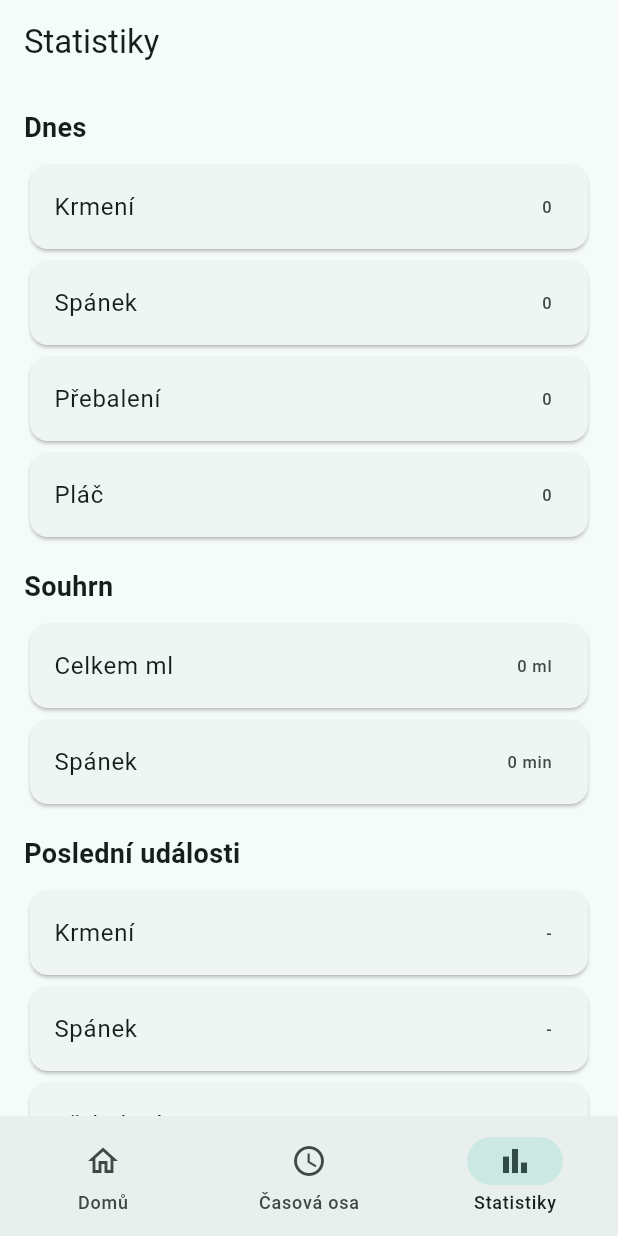
After one commit to decrid/bebia, a Flutter app: the screen it shows after launch, item 3 of the bottom bar chosen, on a phone screen of 412 x 824 dp. The commit adds this screen. Run offline on Flutter 3.47's test engine with Material 3 defaults, Android fonts, the phone set to English and light mode, and no system bars; our stand-ins replace isar_community; accounts and stored records are empty; generated files the repository leaves out were written again.

Commit message:
feat: add basic daily statistics screen

```diff
--- /dev/null
+++ b/lib/features/statistics/statistics_screen.dart
@@ -0,0 +1,192 @@
+import 'package:flutter/material.dart';
+import '../../core/app_services.dart';
+import '../timeline/timeline_item.dart';
+
+class StatisticsScreen extends StatefulWidget {
+  const StatisticsScreen({super.key});
+
+  @override
+  State<StatisticsScreen> createState() => _StatisticsScreenState();
+}
+
+class _StatisticsScreenState extends State<StatisticsScreen> {
+  late Future<_Stats> _future;
+
+  @override
+  void initState() {
+    super.initState();
+    _future = _loadStats();
+  }
+
+  Future<_Stats> _loadStats() async {
+    final items = await AppServices.timelineRepository.getAll();
+
+    final now = DateTime.now();
+    final todayStart = DateTime(now.year, now.month, now.day);
+
+    final todayItems = items
+        .where((e) => e.time.isAfter(todayStart))
+        .toList();
+
+    int feedingCount = 0;
+    int sleepCount = 0;
+    int diaperCount = 0;
+    int cryingCount = 0;
+
+    int totalMl = 0;
+    int totalSleepMinutes = 0;
+
+    TimelineItem? lastFeeding;
+    TimelineItem? lastSleep;
+    TimelineItem? lastDiaper;
+    TimelineItem? lastCrying;
+
+    for (final item in todayItems) {
+      switch (item.type) {
+        case EventType.feeding:
+          feedingCount++;
+          if (item.feedingAmountMl != null) {
+            totalMl += item.feedingAmountMl!;
+          }
+          lastFeeding ??= item;
+          break;
+
+        case EventType.sleep:
+          sleepCount++;
+          if (item.sleepDurationMinutes != null) {
+            totalSleepMinutes += item.sleepDurationMinutes!;
+          }
+          lastSleep ??= item;
+          break;
+
+        case EventType.diaper:
+          diaperCount++;
+          lastDiaper ??= item;
+          break;
+
+        case EventType.crying:
+          cryingCount++;
+          lastCrying ??= item;
+          break;
+      }
+    }
+
+    return _Stats(
+      feedingCount: feedingCount,
+      sleepCount: sleepCount,
+      diaperCount: diaperCount,
+      cryingCount: cryingCount,
+      totalMl: totalMl,
+      totalSleepMinutes: totalSleepMinutes,
+      lastFeeding: lastFeeding,
+      lastSleep: lastSleep,
+      lastDiaper: lastDiaper,
+      lastCrying: lastCrying,
+    );
+  }
+
+  @override
+  Widget build(BuildContext context) {
+    return Scaffold(
+      appBar: AppBar(title: const Text('Statistiky')),
+      body: FutureBuilder<_Stats>(
+        future: _future,
+        builder: (context, snapshot) {
+          if (!snapshot.hasData) {
+            return const Center(child: CircularProgressIndicator());
+          }
+
+          final stats = snapshot.data!;
+
+          return ListView(
+            padding: const EdgeInsets.all(16),
+            children: [
+              _sectionTitle('Dnes'),
+
+              _statTile('Krmení', stats.feedingCount.toString()),
+              _statTile('Spánek', stats.sleepCount.toString()),
+              _statTile('Přebalení', stats.diaperCount.toString()),
+              _statTile('Pláč', stats.cryingCount.toString()),
+
+              const SizedBox(height: 16),
+
+              _sectionTitle('Souhrn'),
+
+              _statTile('Celkem ml', '${stats.totalMl} ml'),
+              _statTile(
+                'Spánek',
+                '${stats.totalSleepMinutes} min',
+              ),
+
+              const SizedBox(height: 16),
+
+              _sectionTitle('Poslední události'),
+
+              _lastItem('Krmení', stats.lastFeeding),
+              _lastItem('Spánek', stats.lastSleep),
+              _lastItem('Přebalení', stats.lastDiaper),
+              _lastItem('Pláč', stats.lastCrying),
+            ],
+          );
+        },
+      ),
+    );
+  }
+
+  Widget _sectionTitle(String text) {
+    return Padding(
+      padding: const EdgeInsets.only(bottom: 8),
+      child: Text(
+        text,
+        style: const TextStyle(fontSize: 18, fontWeight: FontWeight.w600),
+      ),
+    );
+  }
+
+  Widget _statTile(String title, String value) {
+    return Card(
+      child: ListTile(
+        title: Text(title),
+        trailing: Text(value),
+      ),
+    );
+  }
+
+  Widget _lastItem(String label, TimelineItem? item) {
+    if (item == null) {
+      return _statTile(label, '-');
+    }
+
+    final time =
+        '${item.time.hour.toString().padLeft(2, '0')}:${item.time.minute.toString().padLeft(2, '0')}';
+
+    return _statTile(label, time);
+  }
+}
+
+class _Stats {
+  final int feedingCount;
+  final int sleepCount;
+  final int diaperCount;
+  final int cryingCount;
+  final int totalMl;
+  final int totalSleepMinutes;
+
+  final TimelineItem? lastFeeding;
+  final TimelineItem? lastSleep;
+  final TimelineItem? lastDiaper;
+  final TimelineItem? lastCrying;
+
+  _Stats({
+    required this.feedingCount,
+    required this.sleepCount,
+    required this.diaperCount,
+    required this.cryingCount,
+    required this.totalMl,
+    required this.totalSleepMinutes,
+    required this.lastFeeding,
+    required this.lastSleep,
+    required this.lastDiaper,
+    required this.lastCrying,
+  });
+}
--- a/lib/shared/widgets/app_shell.dart
+++ b/lib/shared/widgets/app_shell.dart
@@ -1,6 +1,7 @@
 import 'package:flutter/material.dart';
 import '../../features/home/home_screen.dart';
 import '../../features/timeline/timeline_screen.dart';
+import '../../features/statistics/statistics_screen.dart';
 
 class AppShell extends StatefulWidget {
   const AppShell({super.key});
@@ -15,6 +16,7 @@ class _AppShellState extends State<AppShell> {
   final List<Widget> _screens = const [
     HomeScreen(),
     TimelineScreen(),
+    StatisticsScreen(),
   ];
 
   @override
@@ -39,6 +41,11 @@ class _AppShellState extends State<AppShell> {
             selectedIcon: Icon(Icons.access_time),
             label: 'Časová osa',
           ),
+          NavigationDestination(
+            icon: Icon(Icons.bar_chart_outlined),
+            selectedIcon: Icon(Icons.bar_chart),
+            label: 'Statistiky',
+          ),
         ],
       ),
     );
```
